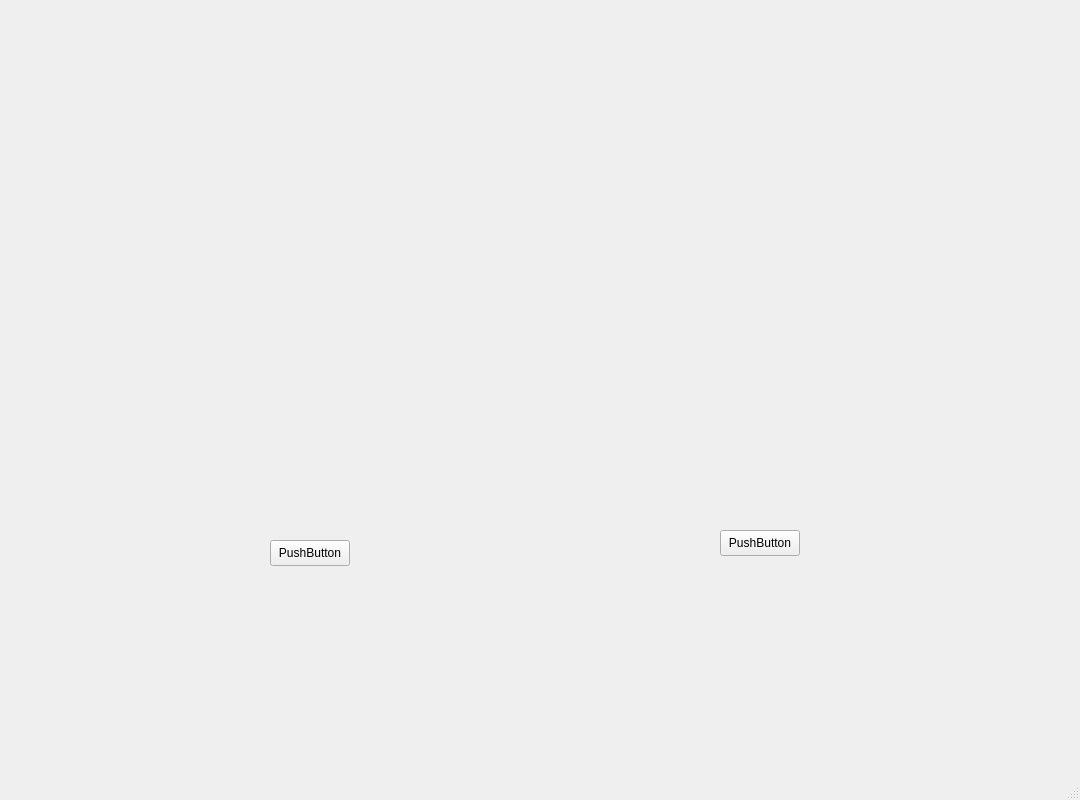
The window that Qtuic/faceswapVideo.ui (ShunHua0404/FaceSwap_application) describes before a commit, drawn with Qt 5.
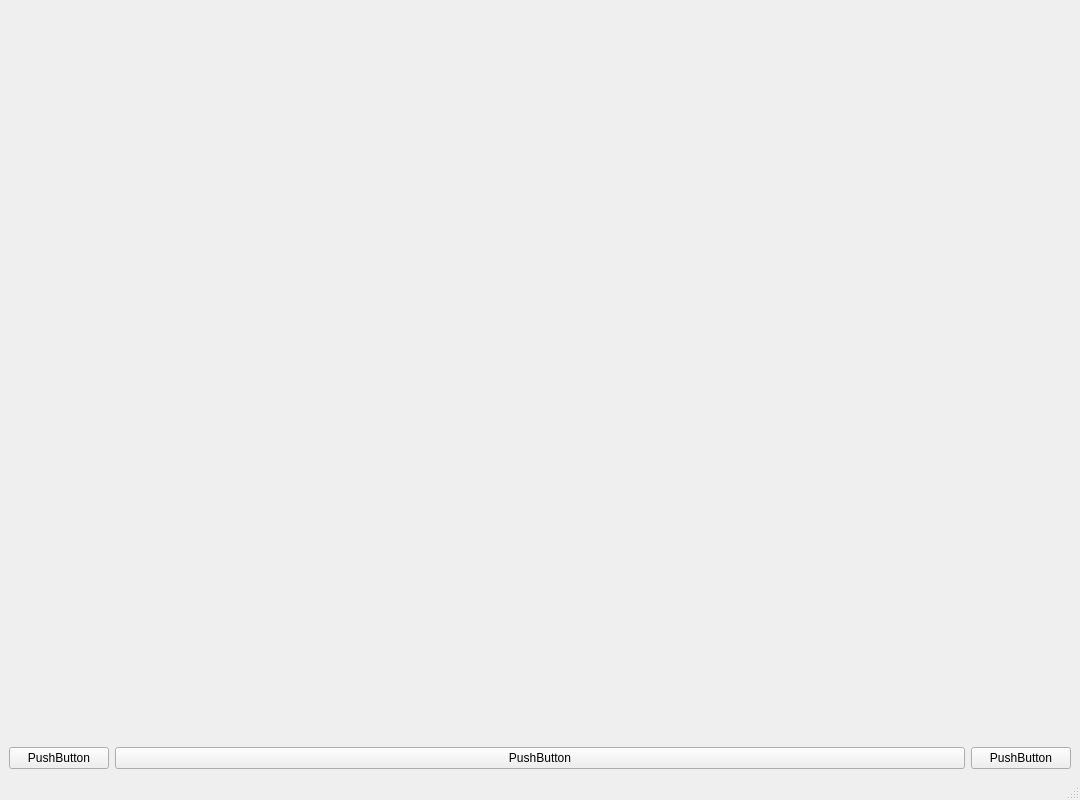
The same window after the commit.

The edit to the form file:
```diff
--- a/Qtuic/faceswapVideo.ui
+++ b/Qtuic/faceswapVideo.ui
@@ -20,32 +20,65 @@
    <string>FaceSwap_Video</string>
   </property>
   <widget class="QWidget" name="centralwidget">
-   <widget class="QPushButton" name="pushButton">
-    <property name="geometry">
-     <rect>
-      <x>270</x>
-      <y>540</y>
-      <width>80</width>
-      <height>26</height>
-     </rect>
+   <layout class="QVBoxLayout" name="verticalLayout">
+    <item>
+     <layout class="QHBoxLayout" name="horizontalLayout_2">
+      <item>
+       <widget class="QLabel" name="img_label">
+        <property name="maximumSize">
+         <size>
+          <width>330</width>
+          <height>360</height>
+         </size>
     </property>
     <property name="text">
+         <string/>
+        </property>
+       </widget>
+      </item>
+      <item>
+       <widget class="QWidget" name="video_widget" native="true"/>
+      </item>
+     </layout>
+    </item>
+    <item>
+     <layout class="QHBoxLayout" name="horizontalLayout">
+      <item>
+       <widget class="QPushButton" name="pushButton_left">
+        <property name="maximumSize">
+         <size>
+          <width>100</width>
+          <height>16777215</height>
+         </size>
+        </property>
+        <property name="text">
      <string>PushButton</string>
     </property>
    </widget>
-   <widget class="QPushButton" name="pushButton_2">
-    <property name="geometry">
-     <rect>
-      <x>720</x>
-      <y>530</y>
-      <width>80</width>
-      <height>26</height>
-     </rect>
-    </property>
+      </item>
+      <item>
+       <widget class="QPushButton" name="pushButton_start">
+        <property name="text">
+         <string>PushButton</string>
+        </property>
+       </widget>
+      </item>
+      <item>
+       <widget class="QPushButton" name="pushButton_right">
+        <property name="maximumSize">
+         <size>
+          <width>100</width>
+          <height>16777215</height>
+         </size>
+        </property>
     <property name="text">
      <string>PushButton</string>
     </property>
    </widget>
+      </item>
+     </layout>
+    </item>
+   </layout>
   </widget>
   <widget class="QMenuBar" name="menubar">
    <property name="geometry">
```
Lines whose indentation alone changed are shown as unchanged.
